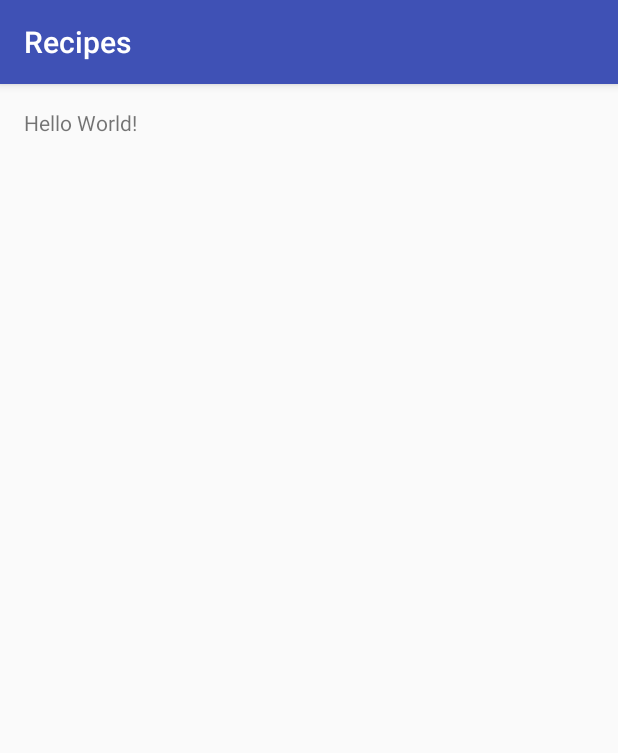
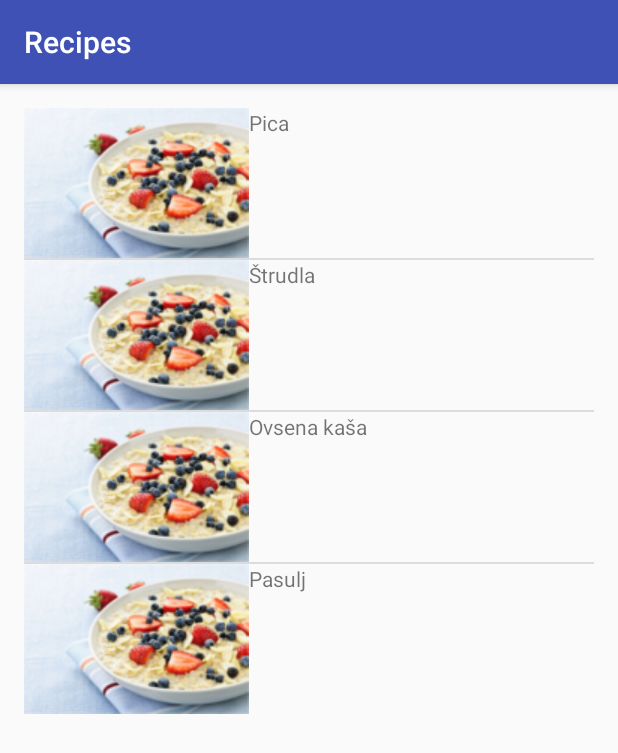
Before and after one commit to TheDeeKay/Recipes, an Android app: the screen it shows after launch (MainActivity), on a phone screen of 412 x 824 dp. Shown: the top 753 px of the screen. Run offline under Robolectric (Android 15) with nearby library versions, the phone set to English and light mode, and no system bars.

Commit message:
Impelement UI skeleton

```diff
--- a/app/src/main/AndroidManifest.xml
+++ b/app/src/main/AndroidManifest.xml
@@ -15,6 +15,8 @@
                 <category android:name="android.intent.category.LAUNCHER" />
             </intent-filter>
         </activity>
+
+        <activity android:name=".DetailActivity"/>
     </application>
 
 </manifest>
--- a/app/src/main/java/co/bstorm/aleksa/recipes/MainActivity.java
+++ b/app/src/main/java/co/bstorm/aleksa/recipes/MainActivity.java
@@ -1,13 +1,51 @@
 package co.bstorm.aleksa.recipes;
 
+import android.content.Intent;
+import android.os.Bundle;
 import android.support.v7.app.AppCompatActivity;
-import android.os.Bundle;
+import android.view.View;
+import android.widget.AdapterView;
+import android.widget.ArrayAdapter;
+import android.widget.ListAdapter;
+import android.widget.ListView;
+
+import co.bstorm.aleksa.recipes.constants.Constants;
 
 public class MainActivity extends AppCompatActivity {
+
+    public static String DUMMY_DATA[] = new String[]{
+            "Pica",
+            "Štrudla",
+            "Ovsena kaša",
+            "Pasulj"
+    };
 
     @Override
     protected void onCreate(Bundle savedInstanceState) {
         super.onCreate(savedInstanceState);
         setContentView(R.layout.activity_main);
+
+        ListView recipesList = (ListView) findViewById(R.id.recipes_list);
+
+        ListAdapter adapter = new ArrayAdapter<String>(this, R.layout.recipe_list_item, R.id.list_item_recipe_name, DUMMY_DATA);
+
+        recipesList.setAdapter(adapter);
+
+        recipesList.setOnItemClickListener(new AdapterView.OnItemClickListener() {
+            @Override
+            public void onItemClick(AdapterView<?> parent, View view, int position, long id) {
+                launchDetails(id);
+            }
+        });
+    }
+
+    /** TODO this will change when master/detail is implemented
+     * Launches the details activity for the given recipe ID
+     * @param id ID of the recipe whose details we want
+     */
+    private void launchDetails(long id){
+        Intent detailsIntent = new Intent(this, DetailActivity.class);
+        detailsIntent.putExtra(Constants.RECIPE_ID_EXTRA, id);
+        startActivity(detailsIntent);
     }
 }
--- a/app/src/main/res/layout/activity_main.xml
+++ b/app/src/main/res/layout/activity_main.xml
@@ -9,8 +9,8 @@
     android:paddingTop="@dimen/activity_vertical_margin"
     tools:context="co.bstorm.aleksa.recipes.MainActivity">
 
-    <TextView
-        android:layout_width="wrap_content"
-        android:layout_height="wrap_content"
-        android:text="Hello World!" />
+    <ListView
+        android:id="@+id/recipes_list"
+        android:layout_width="match_parent"
+        android:layout_height="wrap_content" />
 </RelativeLayout>
--- /dev/null
+++ b/app/src/main/res/layout/recipe_list_item.xml
@@ -0,0 +1,29 @@
+<?xml version="1.0" encoding="utf-8"?>
+<LinearLayout
+    xmlns:android="http://schemas.android.com/apk/res/android"
+    android:id="@+id/list_item_root"
+    android:layout_width="match_parent"
+    android:layout_height="wrap_content"
+    android:orientation="horizontal">
+
+    <ImageView
+        android:id="@+id/list_item_image"
+        android:layout_width="wrap_content"
+        android:layout_height="wrap_content"
+        android:src="@drawable/oatmeal"/>
+
+    <LinearLayout
+        android:id="@+id/list_item_overview_root"
+        android:layout_width="0dp"
+        android:layout_height="match_parent"
+        android:layout_weight="1"
+        android:orientation="vertical">
+
+        <TextView
+            android:id="@+id/list_item_recipe_name"
+            android:layout_width="match_parent"
+            android:layout_height="wrap_content" />
+
+    </LinearLayout>
+
+</LinearLayout>
```
Also changed, not shown: app/src/main/java/co/bstorm/aleksa/recipes/DetailActivity.java (added, +43 -0 lines), app/src/main/java/co/bstorm/aleksa/recipes/constants/Constants.java (added, +9 -0 lines), app/src/main/res/layout/activity_detail.xml (added, +44 -0 lines), app/src/main/res/drawable/oatmeal.jpeg (added).
